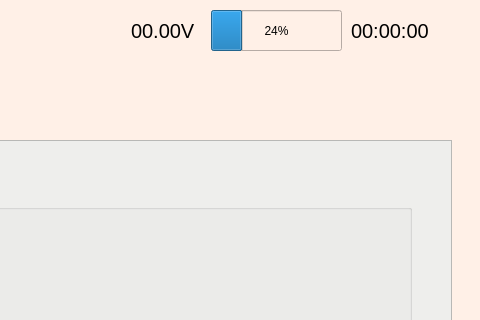
This is junbot_gui/ui/robotinterface.ui in lacie-life/junbot_core as Qt 5 draws it before an edit; both pictures show x 789 to 1269 and y 0 to 320 of the 1269 by 758 pixel window. The edited form follows.
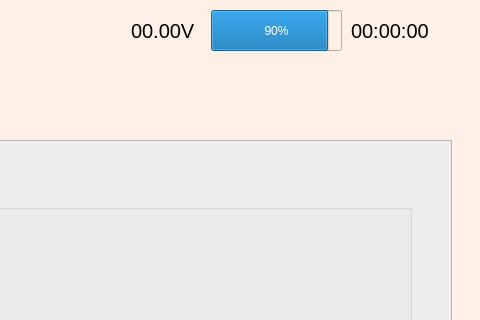
This is the edited form. Icons and pictures are not drawn.

Diff of the .ui file:
```diff
--- a/junbot_gui/ui/robotinterface.ui
+++ b/junbot_gui/ui/robotinterface.ui
@@ -480,7 +480,7 @@
      </size>
     </property>
     <property name="value">
-     <number>24</number>
+     <number>90</number>
     </property>
    </widget>
    <widget class="QLabel" name="label_power">
```
